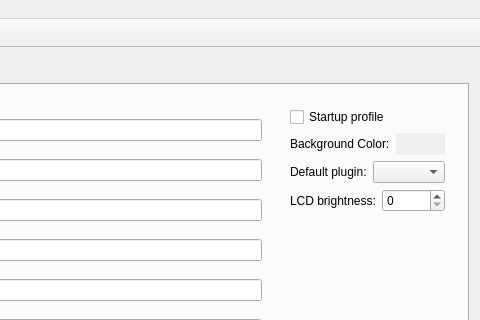
MiQ71/g19daemon, file src/g19daemon.ui: the form before one commit; both pictures show x 405 to 885 and y 0 to 320 of the 885 by 658 pixel window.
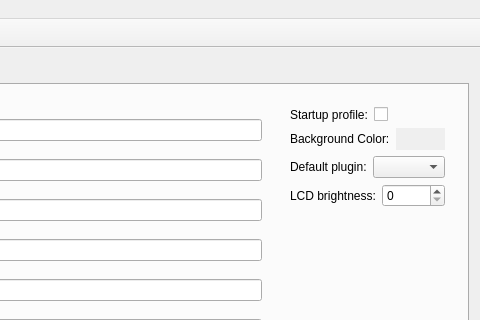
The form after the commit. Icons and pictures are not drawn.

Commit message: Place startup profile caption before checkbox

The edit to the form file:
```diff
--- a/src/g19daemon.ui
+++ b/src/g19daemon.ui
@@ -212,11 +212,22 @@
                                         </property>
                                         <layout class="QVBoxLayout" name="verticalLayout_3">
                                             <item>
+                                                <layout class="QHBoxLayout" name="m1StartupProfileLayout">
+                                                    <item>
+                                                        <widget class="QLabel" name="m1StartupProfileLabel">
+                                                            <property name="text">
+                                                                <string>Startup profile:</string>
+                                                            </property>
+                                                        </widget>
+                                                    </item>
+                                                    <item>
                                                 <widget class="QCheckBox" name="m1StartupProfile">
                                                     <property name="text">
-                                                        <string>Startup profile</string>
-                                                    </property>
-                                                </widget>
+                                                                <string/>
+                                                            </property>
+                                                        </widget>
+                                                    </item>
+                                                </layout>
                                             </item>
                                             <item>
                                                 <layout class="QHBoxLayout" name="horizontalLayout_51">
```
Left out of the diff: 51 changed lines with no effect on the pictures. Lines whose indentation alone changed are shown as unchanged.
